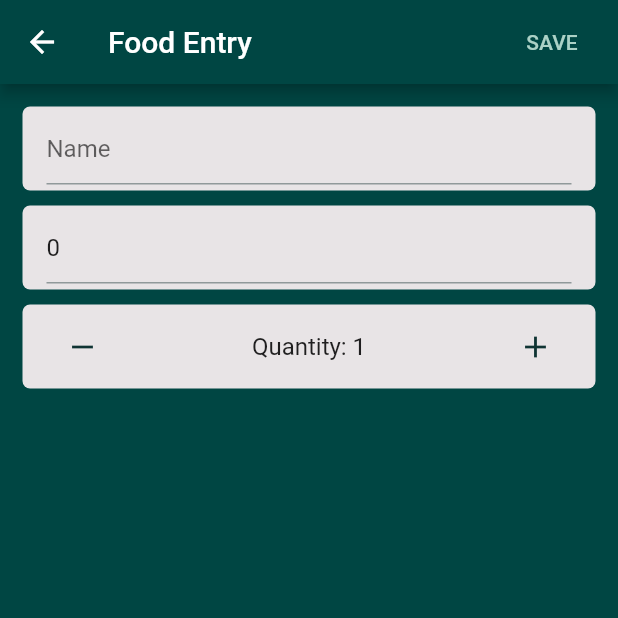
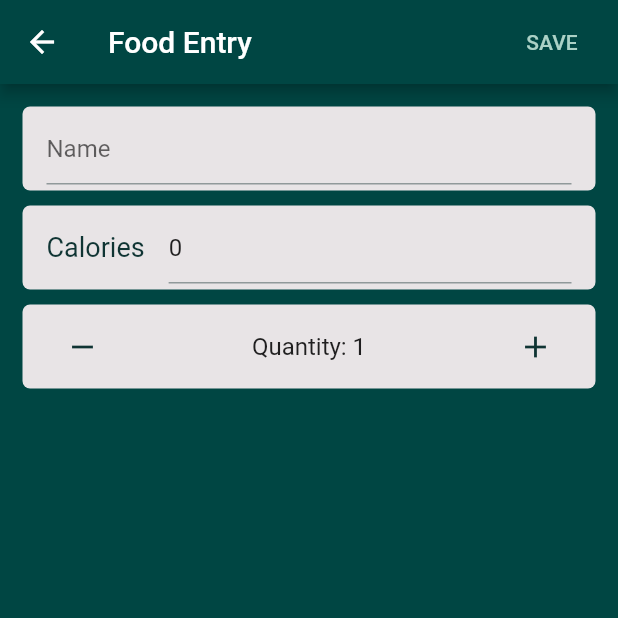
Before and after one commit to DJayalath/calorie_counter, a Flutter app: the FoodView screen opened directly, on a phone screen of 412 x 824 dp, the top half of it. Run offline on Flutter 3.47's test engine with Material 2 defaults, Android fonts, the phone set to English and light mode, and no system bars; our stand-ins replace shared_preferences; accounts and stored records are empty.

Commit message:
Leading "Calories" text entry

```diff
--- a/lib/food_view.dart
+++ b/lib/food_view.dart
@@ -81,6 +81,17 @@ class FoodViewState extends State<FoodView> {
                             borderRadius: BorderRadius.all(Radius.circular(5.0)),
                         ),
                         child: ListTile(
+                            leading: Align(
+                                widthFactor: 1.0,
+                                alignment: Alignment.centerLeft,
+                              child: Text(
+                                  "Calories",
+                                  style: TextStyle(
+                                      color: Color(0xff0f3433),
+                                      fontSize: 18.0,
+                                  ),
+                              ),
+                            ),
                             title: TextField(
                                 controller: _calController,
                                 decoration: InputDecoration(
```
